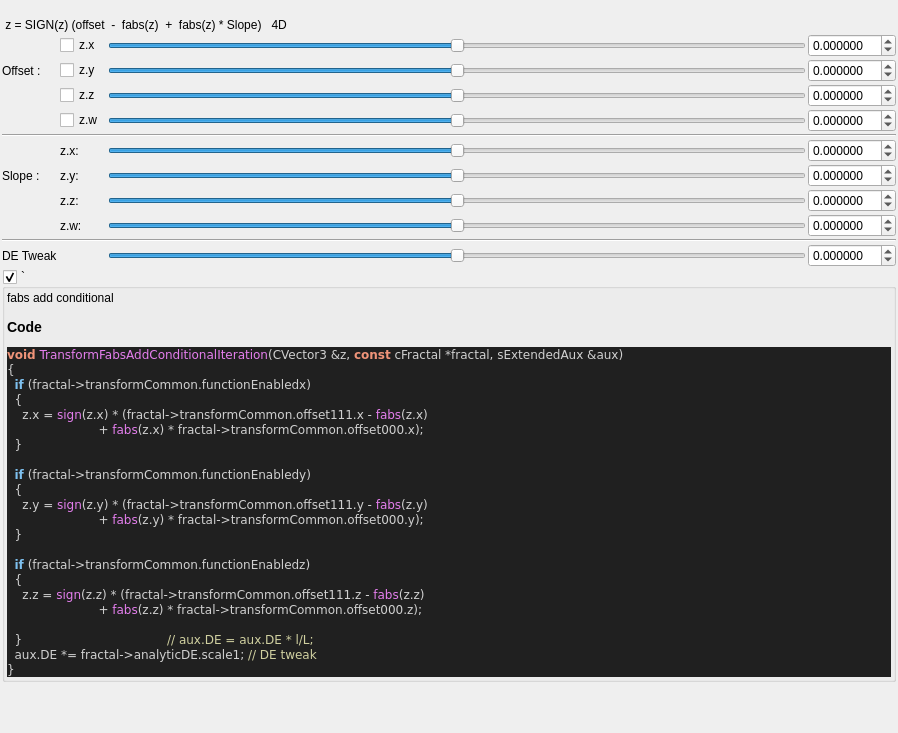
Qt form mandelbulber2/qt_data/fractal_transf_fabs_add_conditional4D.ui (buddhi1980/mandelbulber2) before a commit.
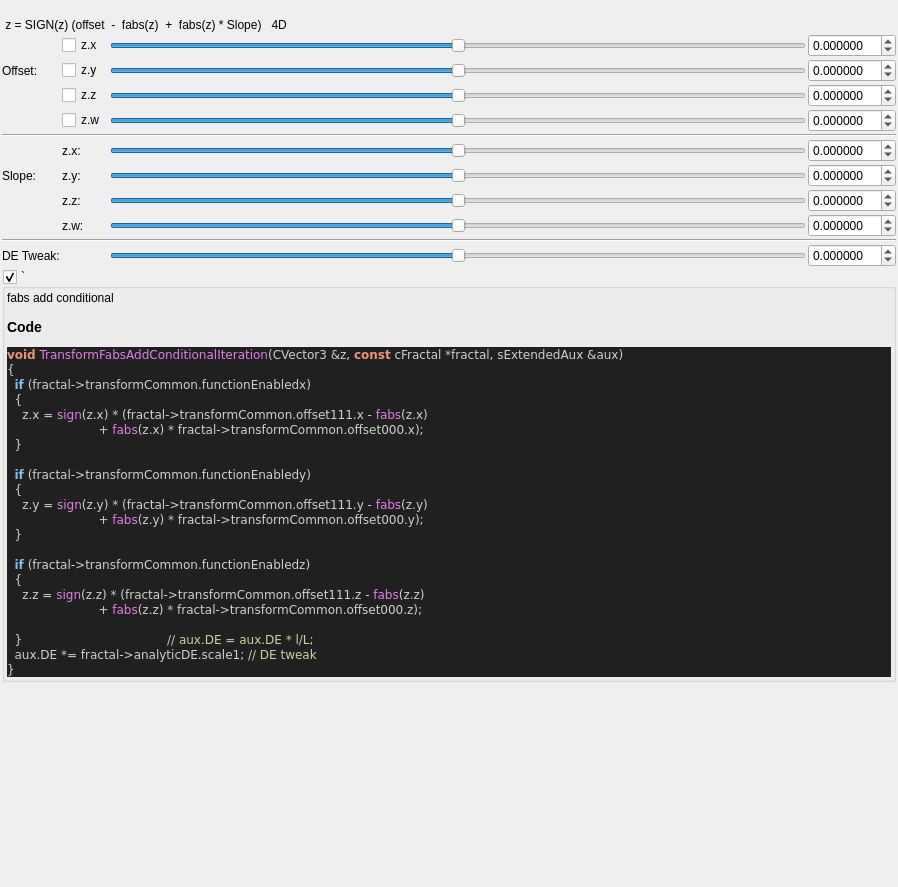
The same form after that commit. Custom widgets are drawn as their Qt base class.

```diff
--- a/mandelbulber2/qt_data/fractal_transf_fabs_add_conditional4D.ui
+++ b/mandelbulber2/qt_data/fractal_transf_fabs_add_conditional4D.ui
@@ -7,7 +7,7 @@
     <x>0</x>
     <y>0</y>
     <width>898</width>
-    <height>733</height>
+    <height>887</height>
    </rect>
   </property>
   <property name="windowTitle">
@@ -206,7 +206,7 @@
      <item row="4" column="0">
       <widget class="QLabel" name="label_108">
        <property name="text">
-        <string>Offset : </string>
+        <string>Offset:</string>
        </property>
       </widget>
      </item>
@@ -355,7 +355,7 @@
      <item row="11" column="0">
       <widget class="QLabel" name="label_119">
        <property name="text">
-        <string>Slope :   </string>
+        <string>Slope:</string>
        </property>
       </widget>
      </item>
@@ -397,7 +397,7 @@
      <item row="16" column="0">
       <widget class="QLabel" name="label_112">
        <property name="text">
-        <string>DE Tweak</string>
+        <string>DE Tweak:</string>
        </property>
       </widget>
      </item>
```
Left out of the diff: 25 changed lines with no effect on the pictures.
